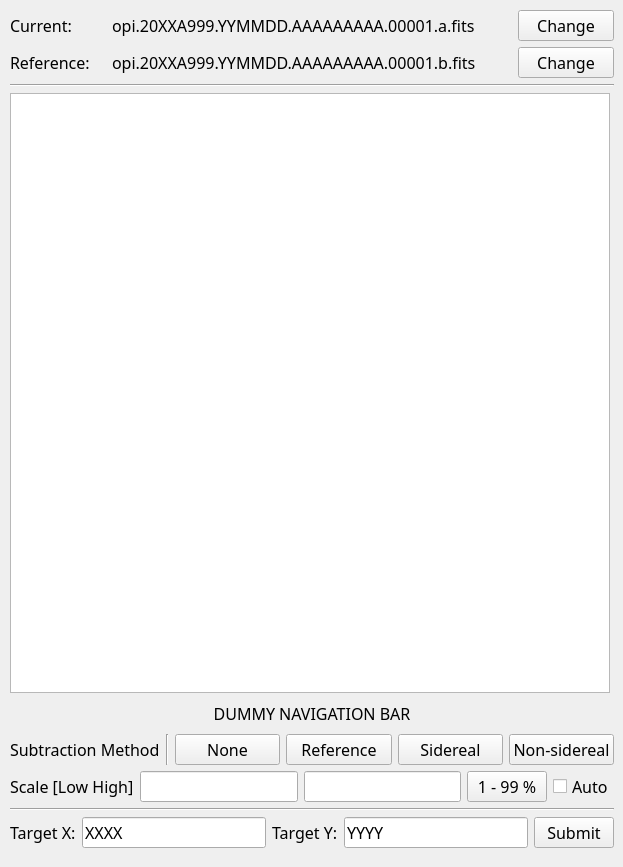
The window that src/opihiexarata/gui/qtui/selector.ui (psmd-iberutaru/OpihiExarata) describes before a commit, drawn with Qt 5.
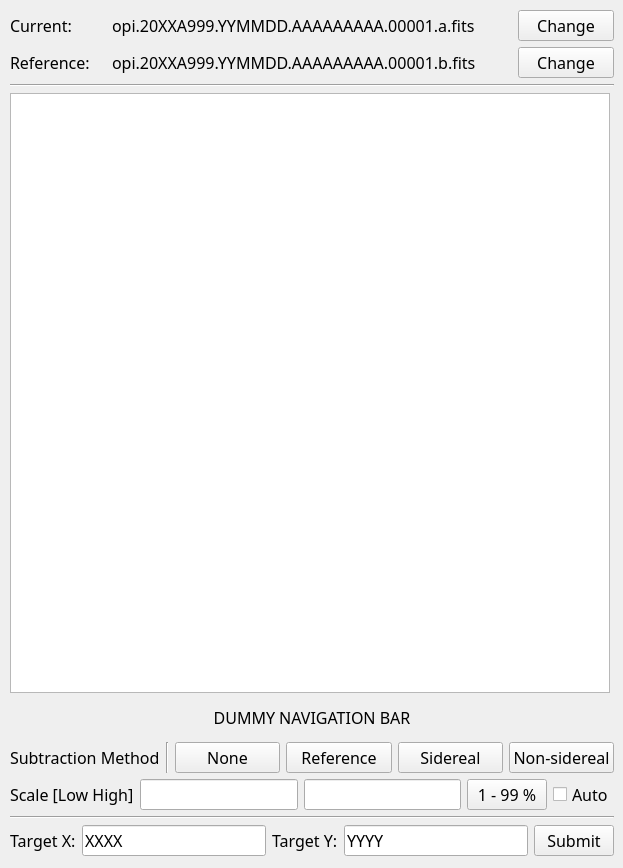
The same window after the commit.

```diff
--- a/src/opihiexarata/gui/qtui/selector.ui
+++ b/src/opihiexarata/gui/qtui/selector.ui
@@ -7,7 +7,7 @@
     <x>0</x>
     <y>0</y>
     <width>623</width>
-    <height>867</height>
+    <height>868</height>
    </rect>
   </property>
   <property name="windowTitle">
@@ -19,7 +19,7 @@
      <x>10</x>
      <y>10</y>
      <width>604</width>
-     <height>838</height>
+     <height>846</height>
     </rect>
    </property>
    <property name="font">
@@ -113,7 +113,13 @@
        </widget>
       </item>
       <item>
-       <widget class="QLabel" name="dummy_opihi_navbar">
+       <widget class="QLabel" name="dummy_selector_navbar">
+        <property name="minimumSize">
+         <size>
+          <width>0</width>
+          <height>30</height>
+         </size>
+        </property>
         <property name="text">
          <string>DUMMY NAVIGATION BAR</string>
         </property>
```
Left out of the diff: 2 changed lines with no effect on the pictures.
